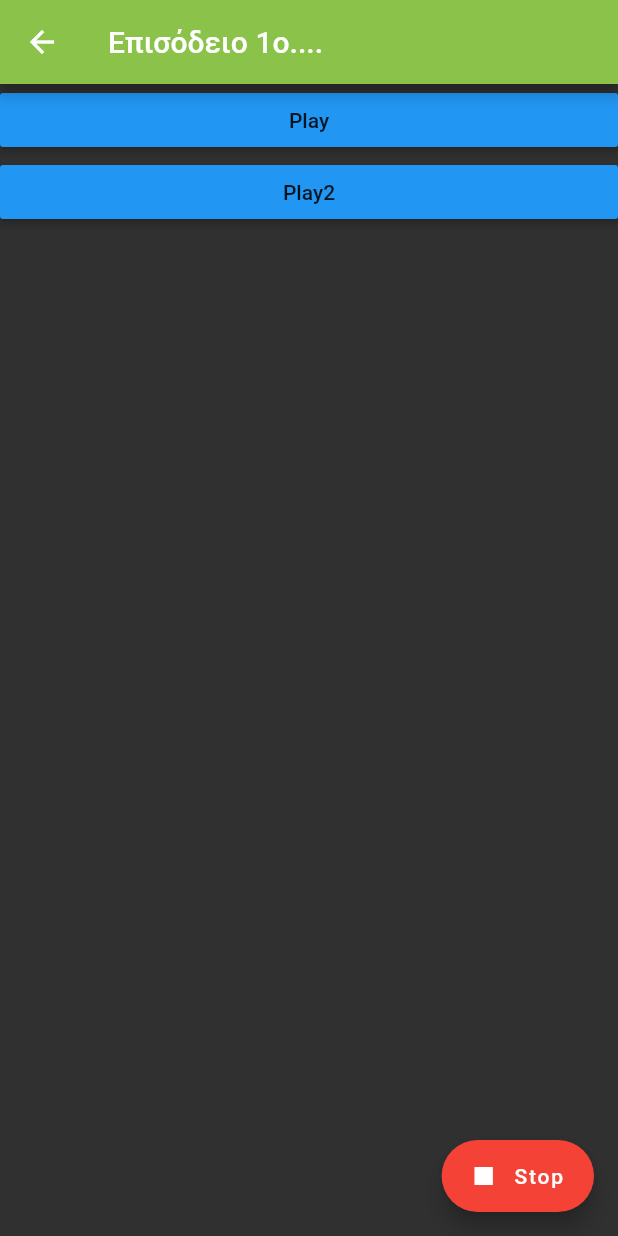
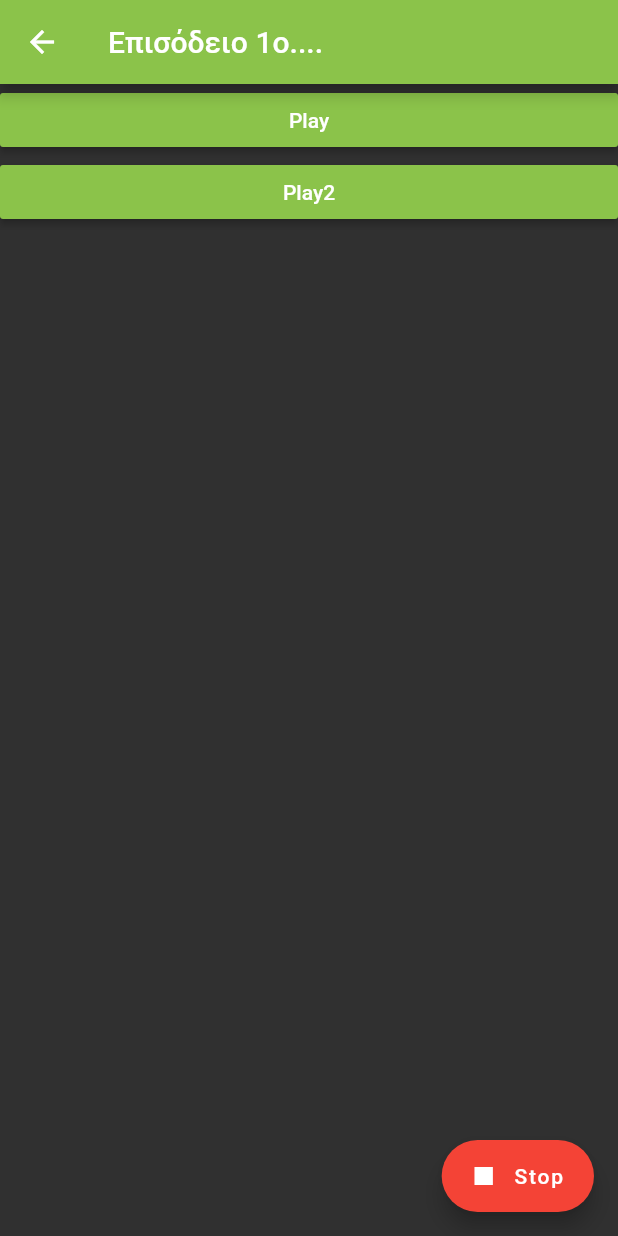
Before and after one commit to Manosgou/Paraskevas---Soundboard, a Flutter app: the All screen opened directly, on a phone screen of 412 x 824 dp. Run offline on Flutter 3.47's test engine with Material 2 defaults, Android fonts, the phone set to English and light mode, and no system bars; our stand-ins replace assets_audio_player, splashscreen; missing offline and left inert: expand_widget.

Commit message:
UI updates

```diff
--- a/lib/All.dart
+++ b/lib/All.dart
@@ -77,13 +77,18 @@ class _btn extends StatelessWidget {
   final String txt;
   final VoidCallback onPressed;
 
-  const _btn({Key key, this.txt, this.onPressed}) : super(key: key);
+  const _btn({Key key,this.txt, this.onPressed}) : super(key: key);
 
   @override
   Widget build(BuildContext context) {
     return ButtonTheme(
       minWidth: 48.0,
-      child: RaisedButton(child: Text(txt), onPressed: onPressed),
+      child: RaisedButton(
+        child: Text(txt),
+        onPressed: onPressed,
+        textColor: Colors.white,
+        color: PrimaryColor,
+      ),
     );
   }
 }
--- a/lib/SecondRoute.dart
+++ b/lib/SecondRoute.dart
@@ -86,6 +86,8 @@ class _btn extends StatelessWidget {
       child: RaisedButton(
         child: Text(txt),
         onPressed: onPressed,
+        textColor: Colors.white,
+        color: PrimaryColor,
       ),
     );
   }
--- a/lib/main.dart
+++ b/lib/main.dart
@@ -1,5 +1,4 @@
 import 'dart:math';
-
 import 'package:expand_widget/expand_widget.dart';
 import 'package:url_launcher/url_launcher.dart';
 import 'package:flutter/material.dart';
--- a/pubspec.yaml
+++ b/pubspec.yaml
@@ -23,6 +23,7 @@ dependencies:
   assets_audio_player: ^1.0.1
   expand_widget: ^0.2.0+2
   splashscreen: ^1.2.0
+
 
 
 
```
